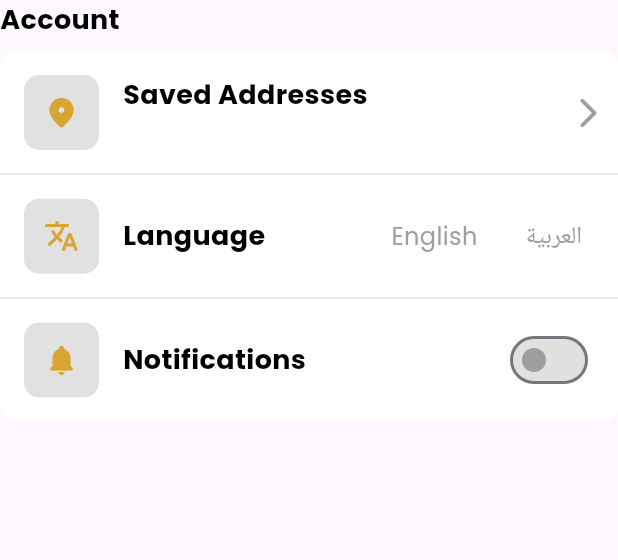
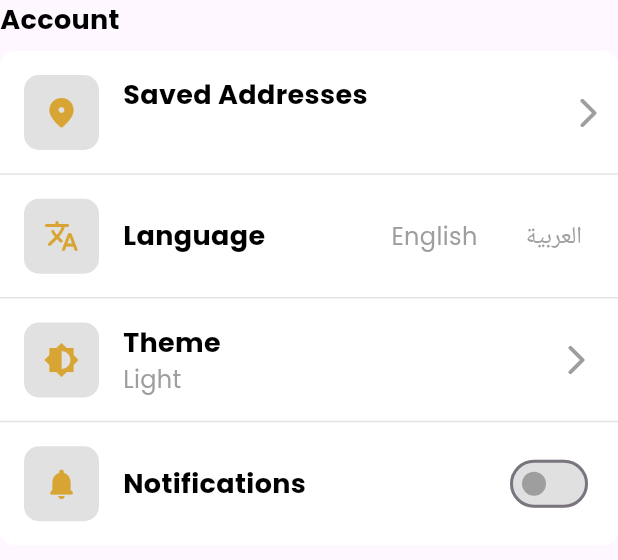
Before and after one commit to Moatasem-Official/CRUD-Mix-Cafe-App, a Flutter app: the CustomScreenCenterSection widget shown alone on an empty page, opened directly with empty values, on a phone screen of 412 x 824 dp. Shown: the top 560 px of the screen. Run offline on Flutter 3.47's test engine with Material 3 defaults, Android fonts, the phone set to English and light mode, and no system bars; our stand-ins replace animated_notch_bottom_bar, awesome_snackbar_content, bloc, carousel_slider, cloud_firestore, device_preview and 16 more; missing offline and left inert: bottom_bar; accounts and stored records are empty.

Commit message:
Add ( Light & Dark ) Themes UI Widget To Customer Part

```diff
--- /dev/null
+++ b/lib/presentation/widgets/customer/customer_profile_screen/custom_account_theme_app_row_item.dart
@@ -0,0 +1,64 @@
+import 'package:flutter/material.dart';
+
+class CustomAccountThemeAppRowItem extends StatelessWidget {
+  const CustomAccountThemeAppRowItem({
+    super.key,
+    required this.title,
+    required this.subtitle,
+  });
+
+  final String title;
+  final String subtitle;
+
+  @override
+  @override
+  Widget build(BuildContext context) {
+    return Row(
+      crossAxisAlignment: CrossAxisAlignment.center,
+      children: [
+        Row(
+          children: [
+            Container(
+              width: 50,
+              height: 50,
+              decoration: BoxDecoration(
+                color: const Color.fromARGB(255, 225, 225, 225),
+                borderRadius: BorderRadius.all(Radius.circular(10)),
+              ),
+              child: Icon(
+                Icons.brightness_6,
+                color: const Color.fromARGB(255, 216, 165, 52),
+              ),
+            ),
+            const SizedBox(width: 16),
+            Column(
+              mainAxisAlignment: MainAxisAlignment.center,
+              crossAxisAlignment: CrossAxisAlignment.start,
+              children: [
+                Text(
+                  title,
+                  style: TextStyle(
+                    color: Colors.black,
+                    fontSize: 18,
+                    fontWeight: FontWeight.bold,
+                  ),
+                ),
+                Text(
+                  subtitle,
+                  maxLines: 1,
+                  style: TextStyle(
+                    color: Colors.grey,
+                    fontSize: 16,
+                    overflow: TextOverflow.ellipsis,
+                  ),
+                ),
+              ],
+            ),
+          ],
+        ),
+        const Spacer(),
+        const Icon(Icons.arrow_forward_ios_rounded, color: Colors.grey),
+      ],
+    );
+  }
+}
--- a/lib/presentation/widgets/customer/customer_profile_screen/custom_screen_center_section.dart
+++ b/lib/presentation/widgets/customer/customer_profile_screen/custom_screen_center_section.dart
@@ -1,4 +1,5 @@
 import 'package:flutter/material.dart';
+import 'package:mix_cafe_app/presentation/widgets/customer/customer_profile_screen/custom_account_theme_app_row_item.dart';
 import 'custom_account_addresses_row_item.dart';
 import 'custom_account_language_row_item.dart';
 import 'custom_account_notifications_row_item.dart';
@@ -65,8 +66,7 @@ class CustomScreenCenterSection extends StatelessWidget {
                         content: SizedBox(
                           width: double.maxFinite,
                           child: Column(
-                            mainAxisSize:
-                                MainAxisSize.min,
+                            mainAxisSize: MainAxisSize.min,
                             children: [
                               TextField(
                                 controller: addressController,
@@ -126,6 +126,19 @@ class CustomScreenCenterSection extends StatelessWidget {
                 ),
                 const SizedBox(height: 16),
                 Padding(
+                  padding: const EdgeInsets.only(left: 16, right: 16),
+                  child: CustomAccountThemeAppRowItem(
+                    title: 'Theme',
+                    subtitle: 'Light',
+                  ),
+                ),
+                const SizedBox(height: 16),
+                const Divider(
+                  color: Color.fromARGB(255, 227, 227, 227),
+                  height: .5,
+                ),
+                const SizedBox(height: 16),
+                Padding(
                   padding: const EdgeInsets.only(
                     left: 16,
                     right: 16,
```
